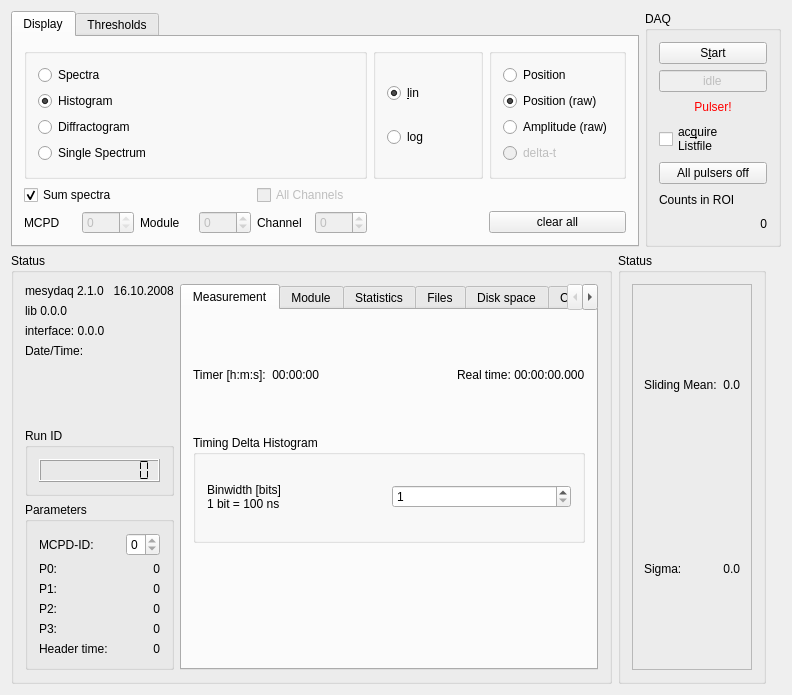
Qt form qmesydaq/mainwidget.ui (flueke/qmesydaq) before a commit.
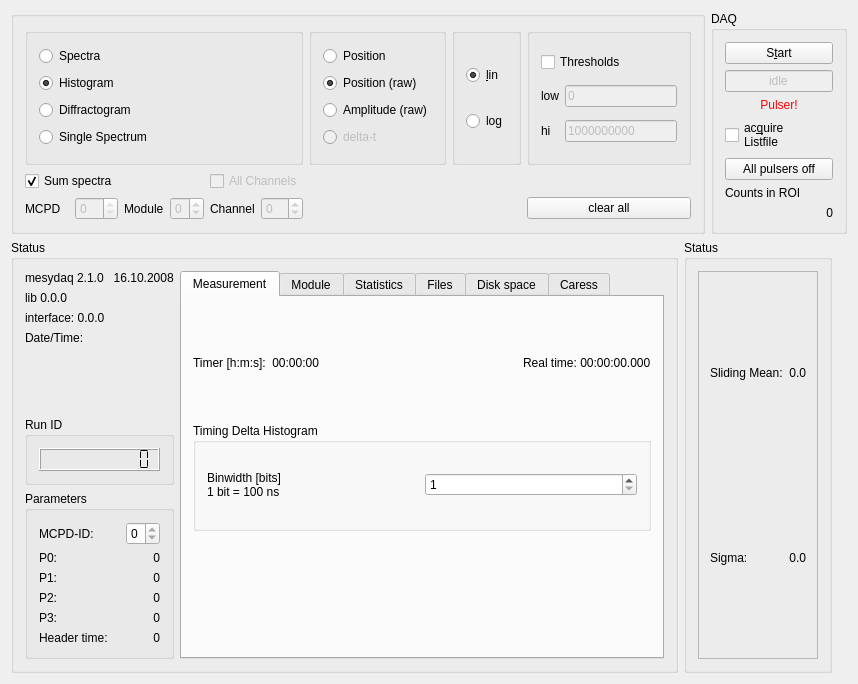
The same form after that commit. Custom widgets are drawn as their Qt base class.

Commit message:
Enable the use of thresholds also for the histograms.
Additionally the UI for the display settings was cleaned up.

Fixes: #1214

What changed in the file:
```diff
--- a/qmesydaq/mainwidget.ui
+++ b/qmesydaq/mainwidget.ui
@@ -6,7 +6,7 @@
    <rect>
     <x>0</x>
     <y>0</y>
-    <width>792</width>
+    <width>858</width>
     <height>684</height>
    </rect>
   </property>
@@ -26,44 +26,60 @@
       <number>0</number>
      </property>
      <item>
-      <widget class="QTabWidget" name="displayTabWidget">
-       <property name="currentIndex">
-        <number>0</number>
-       </property>
-       <widget class="QWidget" name="tab1">
-        <attribute name="title">
-         <string>Display</string>
-        </attribute>
+      <widget class="QGroupBox" name="displayGroupBox">
         <layout class="QGridLayout" name="gridLayout_2">
          <item row="0" column="3">
-          <widget class="QGroupBox" name="logGroup">
-           <property name="enabled">
-            <bool>true</bool>
-           </property>
+         <widget class="QGroupBox" name="posAmpGroup">
            <property name="title">
             <string/>
            </property>
-           <layout class="QGridLayout" name="gridLayout_3">
-            <item row="0" column="0">
-             <widget class="QRadioButton" name="lin">
+          <layout class="QGridLayout" name="gridLayout_4">
+           <item row="2" column="0">
+            <widget class="QRadioButton" name="dispAllPos">
               <property name="text">
-               <string>&amp;lin</string>
+              <string>Position (raw)</string>
+             </property>
+             <property name="shortcut">
+              <string/>
               </property>
               <property name="checked">
                <bool>true</bool>
               </property>
               <attribute name="buttonGroup">
-               <string notr="true">linlogButtonGroup</string>
+              <string notr="true">posampButtonGroup</string>
               </attribute>
              </widget>
             </item>
+           <item row="4" column="0">
+            <widget class="QRadioButton" name="dispAllAmpl">
+             <property name="text">
+              <string>Amplitude (raw)</string>
+             </property>
+             <property name="shortcut">
+              <string/>
+             </property>
+             <attribute name="buttonGroup">
+              <string notr="true">posampButtonGroup</string>
+             </attribute>
+            </widget>
+           </item>
+           <item row="6" column="0">
+            <widget class="QRadioButton" name="specialBox">
+             <property name="enabled">
+              <bool>false</bool>
+             </property>
+             <property name="text">
+              <string>delta-t</string>
+             </property>
+            </widget>
+           </item>
             <item row="1" column="0">
-             <widget class="QRadioButton" name="log">
+            <widget class="QRadioButton" name="dispAllCorrectedPos">
               <property name="text">
-               <string>log</string>
+              <string>Position</string>
               </property>
               <attribute name="buttonGroup">
-               <string notr="true">linlogButtonGroup</string>
+              <string notr="true">posampButtonGroup</string>
               </attribute>
              </widget>
             </item>
@@ -143,64 +159,6 @@
            </layout>
           </widget>
          </item>
-         <item row="0" column="4">
-          <widget class="QGroupBox" name="posAmpGroup">
-           <property name="title">
-            <string/>
-           </property>
-           <layout class="QGridLayout" name="gridLayout_4">
-            <item row="1" column="0">
-             <widget class="QRadioButton" name="dispAllPos">
-              <property name="text">
-               <string>Position (raw)</string>
-              </property>
-              <property name="shortcut">
-               <string/>
-              </property>
-              <property name="checked">
-               <bool>true</bool>
-              </property>
-              <attribute name="buttonGroup">
-               <string notr="true">posampButtonGroup</string>
-              </attribute>
-             </widget>
-            </item>
-            <item row="3" column="0">
-             <widget class="QRadioButton" name="dispAllAmpl">
-              <property name="text">
-               <string>Amplitude (raw)</string>
-              </property>
-              <property name="shortcut">
-               <string/>
-              </property>
-              <attribute name="buttonGroup">
-               <string notr="true">posampButtonGroup</string>
-              </attribute>
-             </widget>
-            </item>
-            <item row="5" column="0">
-             <widget class="QRadioButton" name="specialBox">
-              <property name="enabled">
-               <bool>false</bool>
-              </property>
-              <property name="text">
-               <string>delta-t</string>
-              </property>
-             </widget>
-            </item>
-            <item row="0" column="0">
-             <widget class="QRadioButton" name="dispAllCorrectedPos">
-              <property name="text">
-               <string>Position</string>
-              </property>
-              <attribute name="buttonGroup">
-               <string notr="true">posampButtonGroup</string>
-              </attribute>
-             </widget>
-            </item>
-           </layout>
-          </widget>
-         </item>
          <item row="2" column="0">
           <widget class="QCheckBox" name="dispAll">
            <property name="text">
@@ -302,7 +260,42 @@
            </property>
           </widget>
          </item>
-         <item row="3" column="4">
+        <item row="0" column="4">
+         <widget class="QGroupBox" name="logGroup">
+          <property name="enabled">
+           <bool>true</bool>
+          </property>
+          <property name="title">
+           <string/>
+          </property>
+          <layout class="QGridLayout" name="gridLayout_3">
+           <item row="0" column="0">
+            <widget class="QRadioButton" name="lin">
+             <property name="text">
+              <string>&amp;lin</string>
+             </property>
+             <property name="checked">
+              <bool>true</bool>
+             </property>
+             <attribute name="buttonGroup">
+              <string notr="true">linlogButtonGroup</string>
+             </attribute>
+            </widget>
+           </item>
+           <item row="1" column="0">
+            <widget class="QRadioButton" name="log">
+             <property name="text">
+              <string>log</string>
+             </property>
+             <attribute name="buttonGroup">
+              <string notr="true">linlogButtonGroup</string>
+             </attribute>
+            </widget>
+           </item>
+          </layout>
+         </widget>
+        </item>
+        <item row="3" column="5">
           <widget class="QPushButton" name="clearAll">
            <property name="text">
             <string>clear all</string>
@@ -312,20 +305,16 @@
            </property>
           </widget>
          </item>
-        </layout>
-       </widget>
-       <widget class="QWidget" name="tab2">
-        <attribute name="title">
-         <string>Thresholds</string>
-        </attribute>
-        <layout class="QGridLayout" name="gridLayout_6">
-         <item row="1" column="1">
-          <widget class="QLineEdit" name="loLim">
-           <property name="enabled">
-            <bool>false</bool>
-           </property>
+        <item row="0" column="5">
+         <widget class="QGroupBox" name="groupBox_4">
+          <property name="title">
+           <string/>
+          </property>
+          <layout class="QGridLayout" name="gridLayout_20">
+           <item row="0" column="0" colspan="2">
+            <widget class="QCheckBox" name="useThresh">
            <property name="text">
-            <string>0</string>
+              <string>Thresholds</string>
            </property>
           </widget>
          </item>
@@ -339,6 +328,16 @@
            </property>
           </widget>
          </item>
+           <item row="1" column="1">
+            <widget class="QLineEdit" name="loLim">
+             <property name="enabled">
+              <bool>false</bool>
+             </property>
+             <property name="text">
+              <string>0</string>
+             </property>
+            </widget>
+           </item>
          <item row="2" column="0">
           <widget class="QLabel" name="textLabel5">
            <property name="text">
@@ -359,22 +358,10 @@
            </property>
           </widget>
          </item>
-         <item row="3" column="0" colspan="2">
-          <widget class="QPushButton" name="applyDispThreshButton">
-           <property name="text">
-            <string>apply</string>
-           </property>
-          </widget>
-         </item>
-         <item row="0" column="0" colspan="2">
-          <widget class="QCheckBox" name="useThresh">
-           <property name="text">
-            <string>Thresholds</string>
-           </property>
-          </widget>
-         </item>
-        </layout>
-       </widget>
+          </layout>
+         </widget>
+        </item>
+       </layout>
       </widget>
      </item>
      <item>
```
Left out of the diff: 605 changed lines with no effect on the pictures. Lines whose indentation alone changed are shown as unchanged. The commit also changes 6 other files.
